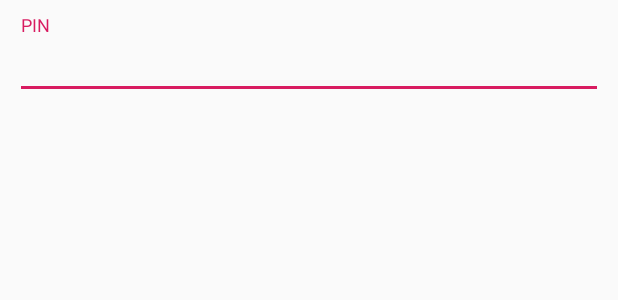
After one commit to darkfoxdx/Dialog, an Android app: the layout dialog_pin.xml on its own in the app's theme, with its tools: preview values and no code run, on a phone screen of 412 x 824 dp. The commit adds this screen. Shown: the top 300 px of the screen. Run offline under Robolectric (Android 15) with nearby library versions, the phone set to English and light mode, and no system bars.

```diff
--- a/app/build.gradle
+++ b/app/build.gradle
@@ -25,7 +25,12 @@ android {
 dependencies {
     implementation fileTree(dir: 'libs', include: ['*.jar'])
     implementation project(':dialog')
+    implementation 'com.google.android.material:material:1.0.0'
     implementation"org.jetbrains.kotlin:kotlin-stdlib-jdk7:$kotlin_version"
+
+    implementation 'io.reactivex.rxjava2:rxkotlin:2.3.0'
+    implementation 'io.reactivex.rxjava2:rxandroid:2.1.0'
+    implementation 'io.reactivex.rxjava2:rxjava:2.2.7'
     implementation 'androidx.appcompat:appcompat:1.0.2'
     implementation 'androidx.core:core-ktx:1.0.2'
     implementation 'androidx.constraintlayout:constraintlayout:1.1.3'
--- /dev/null
+++ b/app/src/main/res/layout/dialog_pin.xml
@@ -0,0 +1,21 @@
+<?xml version="1.0" encoding="utf-8"?>
+<FrameLayout
+    xmlns:android="http://schemas.android.com/apk/res/android"
+    android:layout_width="match_parent"
+    android:layout_height="wrap_content"
+    android:paddingTop="10dp"
+    android:paddingStart="10dp"
+    android:paddingEnd="10dp">
+    <com.google.android.material.textfield.TextInputLayout
+        android:id="@+id/til_enter_pin"
+        android:layout_width="match_parent"
+        android:layout_height="wrap_content">
+        <com.google.android.material.textfield.TextInputEditText
+            android:layout_width="match_parent"
+            android:layout_height="wrap_content"
+            android:hint="PIN"
+            android:inputType="numberPassword"
+            android:maxLength="6"
+            android:importantForAutofill="no"/>
+    </com.google.android.material.textfield.TextInputLayout>
+</FrameLayout>
```
Also changed, not shown: app/src/main/java/com/projecteugene/sample/MainActivity.kt (+34 -0 lines), dialog/src/main/java/com/projecteugene/dialog/CustomDialogFragment.kt (+46 -24 lines), dialog/src/main/java/com/projecteugene/dialog/DialogBuilder.kt (+10 -1 lines), dialog/src/main/java/com/projecteugene/dialog/DialogConst.kt (+22 -18 lines).
